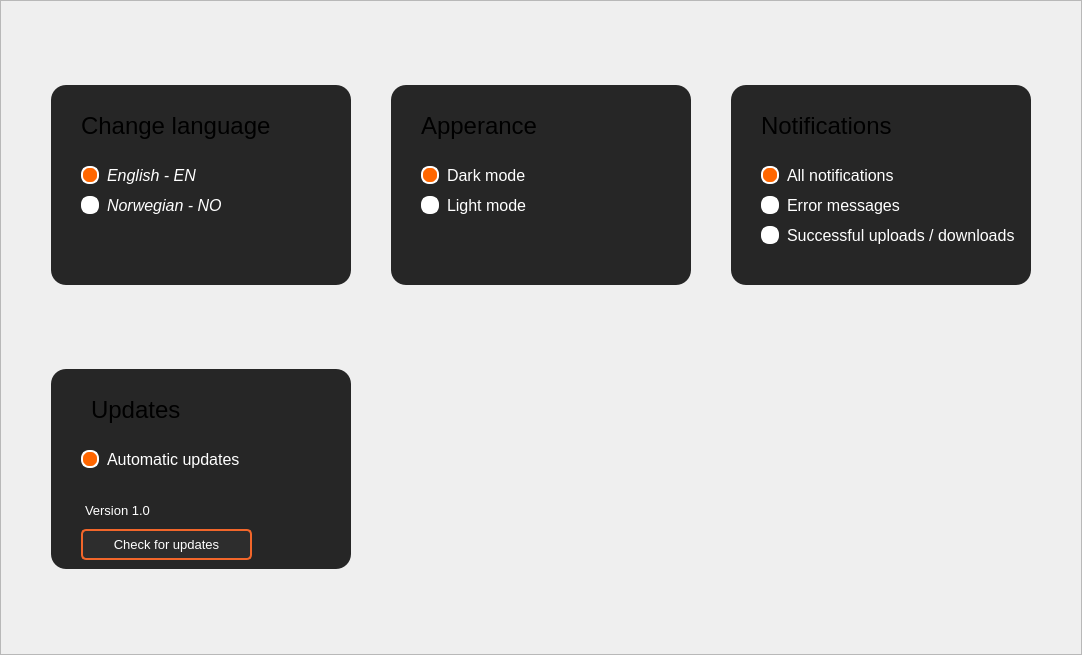
First picture: the form in newSimpleAnalyze/screens/ui/Settings.ui, repository Smidig-Leo/volatility3, before the edit.
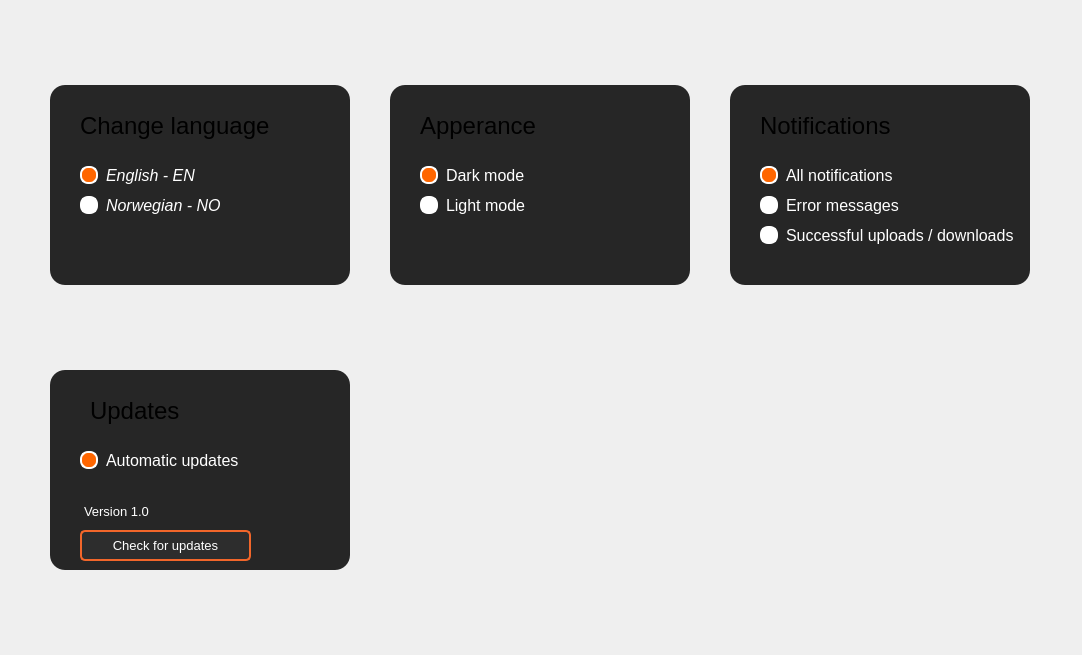
Second picture: the form after the edit. Icons and pictures are not drawn.

Commit message: removing border of frames on all devices

```diff
--- a/newSimpleAnalyze/screens/ui/Settings.ui
+++ b/newSimpleAnalyze/screens/ui/Settings.ui
@@ -13,6 +13,11 @@
   <property name="windowTitle">
    <string>MainWindow</string>
   </property>
+  <property name="styleSheet">
+   <string notr="true">QWidget QFrame {
+	border:none;
+}</string>
+  </property>
   <widget class="QWidget" name="centralwidget">
    <layout class="QVBoxLayout" name="verticalLayout">
     <property name="spacing">
```
The commit also changes 7 other files.
